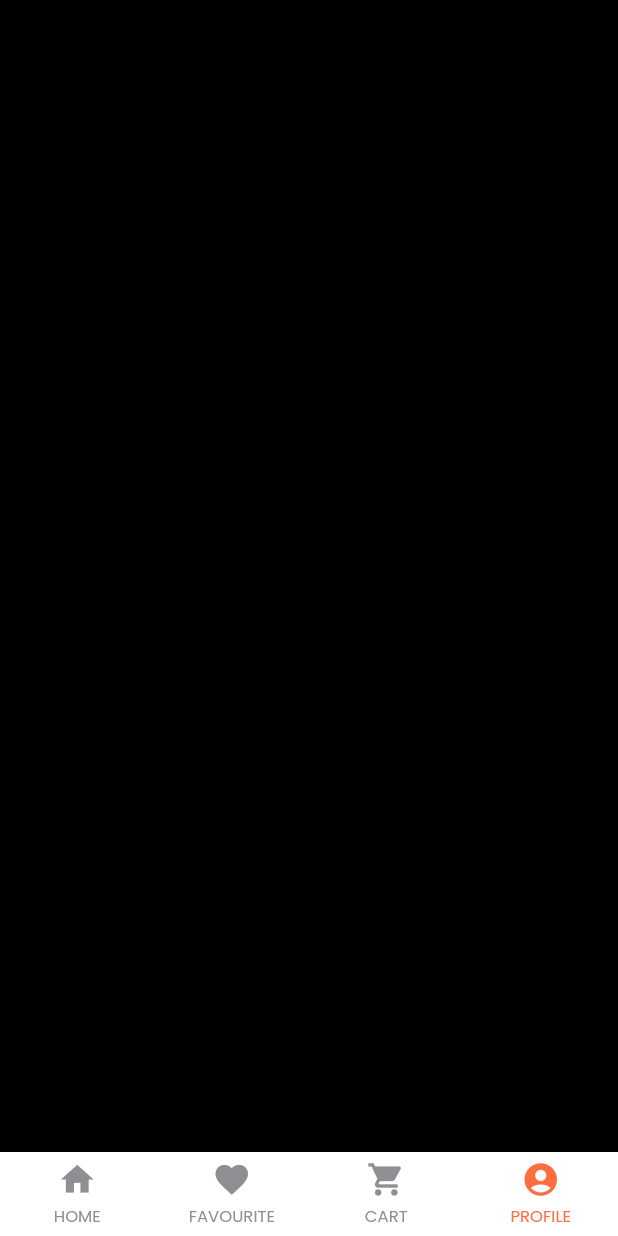
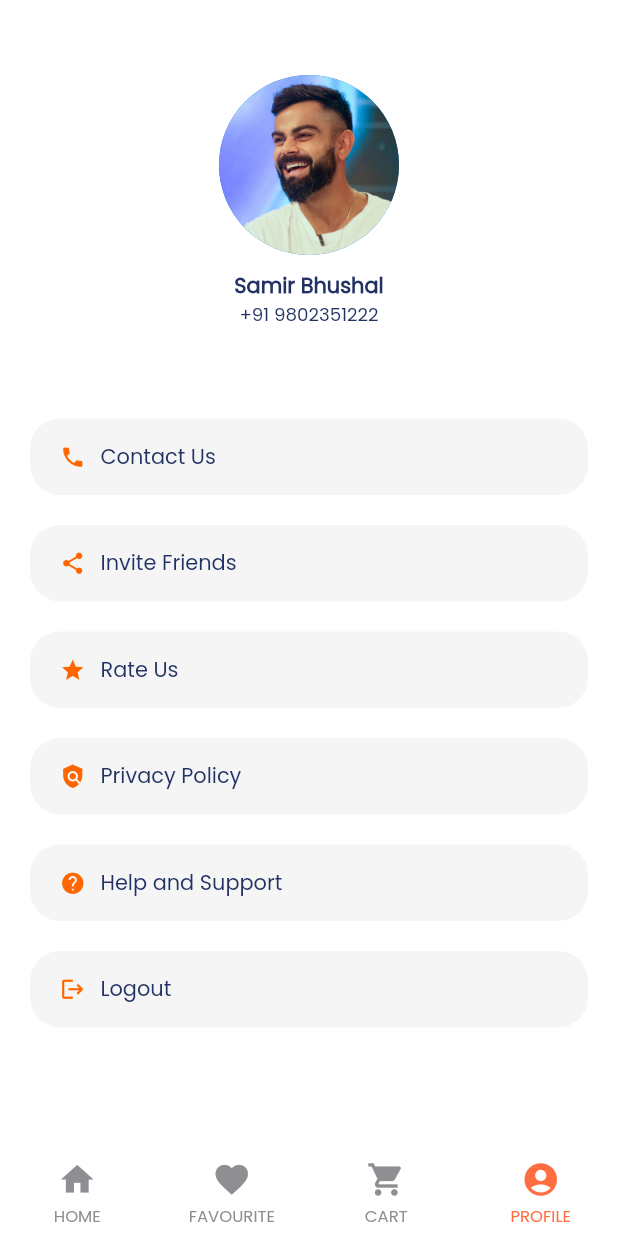
Before and after one commit to dexzter07/Fashion-App, a Flutter app: the screen it shows after launch, item 4 of the bottom bar chosen, on a phone screen of 412 x 824 dp. Run offline on Flutter 3.47's test engine with Material 2 defaults, Android fonts, the phone set to English and light mode, and no system bars; drawn by our look-alikes of persistent_bottom_nav_bar; our stand-ins replace get, lottie, share; missing offline and left inert: launch_review.

Commit message:
Profile Screen Added !!!!

```diff
--- a/lib/configs/constants/app_constants.dart
+++ b/lib/configs/constants/app_constants.dart
@@ -1,4 +1,5 @@
-import 'package:get/get.dart';
+
+final String SHAREMESSAGE = "Hey!! I am using Fiona Fashion App for all fashion products and I am recommending you to use this app. Here is the link of the app https://play.google.com/store/apps/details?id=com.gtkbasket";
 
 class AppConstants{
 
@@ -6,5 +7,4 @@ class AppConstants{
   static final screenVerticalPadding = 15.0;
   static final borderRadius = 12.0;
 
-
 }
--- a/lib/views/account/account.dart
+++ /dev/null
@@ -1,13 +0,0 @@
-import 'package:flutter/cupertino.dart';
-
-class Account extends StatefulWidget {
-  @override
-  _AccountState createState() => _AccountState();
-}
-
-class _AccountState extends State<Account> {
-  @override
-  Widget build(BuildContext context) {
-    return Container();
-  }
-}
--- a/lib/views/nav_screen.dart
+++ b/lib/views/nav_screen.dart
@@ -1,7 +1,7 @@
-import 'file:///C:/Users/91893/Desktop/New%20folder/Fashion-App/lib/views/account/account.dart';
-import 'file:///C:/Users/91893/Desktop/New%20folder/Fashion-App/lib/views/cart/cart.dart';
-import 'file:///C:/Users/91893/Desktop/New%20folder/Fashion-App/lib/views/favourite/favourite.dart';
-import 'file:///C:/Users/91893/Desktop/New%20folder/Fashion-App/lib/views/home/home.dart';
+import 'package:fiona_fashion/views/cart/cart.dart';
+import 'package:fiona_fashion/views/favourite/favourite.dart';
+import 'package:fiona_fashion/views/home/home.dart';
+import 'package:fiona_fashion/views/profile/account.dart';
 import 'package:flutter/material.dart';
 import 'package:persistent_bottom_nav_bar/persistent-tab-view.dart';
 
@@ -78,7 +78,7 @@ class _BottomNavScreenState extends State<BottomNavScreen> {
       Home(),
       Favourite(),
       Cart(),
-      Account()
+      ProfileScreen()
     ];
   }
 
--- /dev/null
+++ b/lib/views/profile/account.dart
@@ -0,0 +1,102 @@
+import 'package:fiona_fashion/configs/constants/app_constants.dart';
+import 'package:fiona_fashion/configs/styles/app_colors.dart';
+import 'package:fiona_fashion/configs/styles/custom_text_style.dart';
+import 'package:fiona_fashion/views/authentication/login_screen.dart';
+import 'package:fiona_fashion/views/profile/privacy_policy.dart';
+import 'package:fiona_fashion/widgets/custom_inkwell.dart';
+import 'package:fiona_fashion/widgets/custom_text_widget.dart';
+import 'package:fiona_fashion/widgets/user_profile_widget.dart';
+import 'package:flutter/material.dart';
+import 'package:get/get.dart';
+import 'package:launch_review/launch_review.dart';
+import 'package:share/share.dart';
+
+
+class ProfileScreen extends StatefulWidget {
+  @override
+  _AccountScreenState createState() => _AccountScreenState();
+}
+
+class _AccountScreenState extends State<ProfileScreen> {
+  @override
+  Widget build(BuildContext context) {
+    return Scaffold(
+      backgroundColor: AppColors.backgroundColor,
+      body: SafeArea(
+        child: SingleChildScrollView(
+          child: Column(
+            crossAxisAlignment: CrossAxisAlignment.center,
+            children: [
+              SizedBox(height:50,),
+              CircleAvatar(
+                backgroundImage: AssetImage("assets/images/user1.jpg"),
+                radius: 60,
+              ),
+              SizedBox(height: 10,),
+              CustomTextWidget("Samir Bhushal",style: CustomTextStyle.boldMediumTextStyle(),),
+              CustomTextWidget("+91 9802351222",style: CustomTextStyle.smallTextStyle1(),),
+              SizedBox(height: 50,),
+
+              CustomInkWell(
+                  onTap: (){
+                    Get.bottomSheet(
+                      Container(
+                        color: AppColors.primaryDarkOrange,
+                        padding: EdgeInsets.symmetric(horizontal: 20,vertical: 12),
+                        child: Column(
+                          mainAxisSize: MainAxisSize.min,
+                          children: [
+                            Row(
+                              children: [
+                                Icon(Icons.call,color: Colors.white,size: 20,),
+                                SizedBox(width: 10,),
+                                CustomTextWidget("9805440315",style: CustomTextStyle.mediumTextStyle(color: Colors.white),)
+                              ],
+                            ),
+                            SizedBox(height: 10,),
+                            Row(
+                              children: [
+                                Icon(Icons.email,color: Colors.white,size: 20,),
+                                SizedBox(width: 10,),
+                                CustomTextWidget("support@email.com",style: CustomTextStyle.mediumTextStyle(color: Colors.white),)
+                              ],
+                            ),
+                          ],
+                        ),
+                      )
+                    );
+                  },
+                  child: UserProfileComponent(Title: "Contact Us",icon: Icon(Icons.phone,color: AppColors.primaryDarkOrange,size: 17,),)),
+              CustomInkWell(
+                  onTap: (){
+                    Share.share(SHAREMESSAGE);
+                  },
+                  child: UserProfileComponent(Title: "Invite Friends",icon: Icon(Icons.share,color: AppColors.primaryDarkOrange,size: 17,),)),
+              CustomInkWell(
+                  onTap: (){
+                      LaunchReview.launch(androidAppId: "com.gtkbasket");
+                  },
+                  child: UserProfileComponent(Title: "Rate Us",icon: Icon(Icons.star,color: AppColors.primaryDarkOrange,size: 17,),)),
+              CustomInkWell(
+                  onTap: (){
+                    Navigator.push(context, MaterialPageRoute(builder: (context){return PrivacyPolicyScreen();}));
+                  },
+                  child: UserProfileComponent(Title: "Privacy Policy",icon: Icon(Icons.policy,color: AppColors.primaryDarkOrange,size: 17,),)),
+              CustomInkWell(
+                   //  onTap: (){
+                   //    Navigator.push(context, MaterialPageRoute(builder: (context){return HelpSupport();}));
+                   // },
+                  child: UserProfileComponent(Title: "Help and Support",icon: Icon(Icons.help,color: AppColors.primaryDarkOrange,size: 17,),)),
+              CustomInkWell(
+                  onTap: (){
+                    Get.offAll(LoginScreen());
+                  },
+                  child: UserProfileComponent(Title: "Logout",icon: Icon(Icons.logout,color: AppColors.primaryDarkOrange,size: 17,),)),
+
+            ],
+          ),
+        ),
+      )
+    );
+  }
+}
--- a/lib/widgets/custom_text_field.dart
+++ b/lib/widgets/custom_text_field.dart
@@ -76,14 +76,14 @@ class CustomTextFieldWithIcon extends StatelessWidget {
           suffixIcon: icon,
           contentPadding: contentPadding != null ? contentPadding : null,
           hintText:  hintText == null ? "" : hintText,
-          hintStyle: CustomTextStyle.smallTextStyle1(color: Colors.grey),
+          hintStyle: CustomTextStyle.smallTextStyle1(color: Colors.white),
           errorMaxLines: 1,
           enabledBorder: OutlineInputBorder(
-              borderSide: BorderSide(color: Colors.grey.withOpacity(0.4)),
+              borderSide: BorderSide(color: Colors.grey.withOpacity(0.9)),
               borderRadius: borderRadius == null ?  BorderRadius.circular(30) : borderRadius
           ),
           focusedBorder: OutlineInputBorder(
-              borderSide: BorderSide(color: Colors.blue.withOpacity(0.4)),
+              borderSide: BorderSide(color: Colors.blue.withOpacity(0.9)),
               borderRadius: borderRadius == null ?  BorderRadius.circular(30) : borderRadius
           ),
           errorBorder: OutlineInputBorder(
--- /dev/null
+++ b/lib/widgets/user_profile_widget.dart
@@ -0,0 +1,29 @@
+import 'package:fiona_fashion/configs/styles/custom_text_style.dart';
+import 'package:fiona_fashion/widgets/custom_text_widget.dart';
+import 'package:flutter/material.dart';
+
+class UserProfileComponent extends StatelessWidget {
+
+  String Title;
+  Icon icon;
+  UserProfileComponent({this.Title,this.icon});
+
+  @override
+  Widget build(BuildContext context) {
+    return Container(
+      margin: EdgeInsets.symmetric(horizontal: 20,vertical: 10),
+      padding: EdgeInsets.symmetric(vertical: 15,horizontal: 20),
+      decoration: BoxDecoration(
+        borderRadius: BorderRadius.circular(20),
+        color: Colors.grey[100],
+      ),
+      child: Row(
+        children: [
+          icon,
+          SizedBox(width: 10,),
+          CustomTextWidget(Title,style: CustomTextStyle.mediumTextStyle(),)
+        ],
+      ),
+    );
+  }
+}
--- a/pubspec.yaml
+++ b/pubspec.yaml
@@ -15,6 +15,8 @@ dependencies:
   cupertino_icons: ^1.0.0
   lottie: ^0.7.0
   persistent_bottom_nav_bar:
+  share: ^0.6.5+4
+  launch_review: ^2.0.0
 
 dev_dependencies:
   flutter_test:
```
Also changed, not shown: lib/views/profile/privacy_policy.dart (added, +34 -0 lines), lib/widgets/custom_appbar.dart (added, +35 -0 lines), assets/images/user.jpg (added), assets/images/user1.jpg (added), pubspec.lock.
